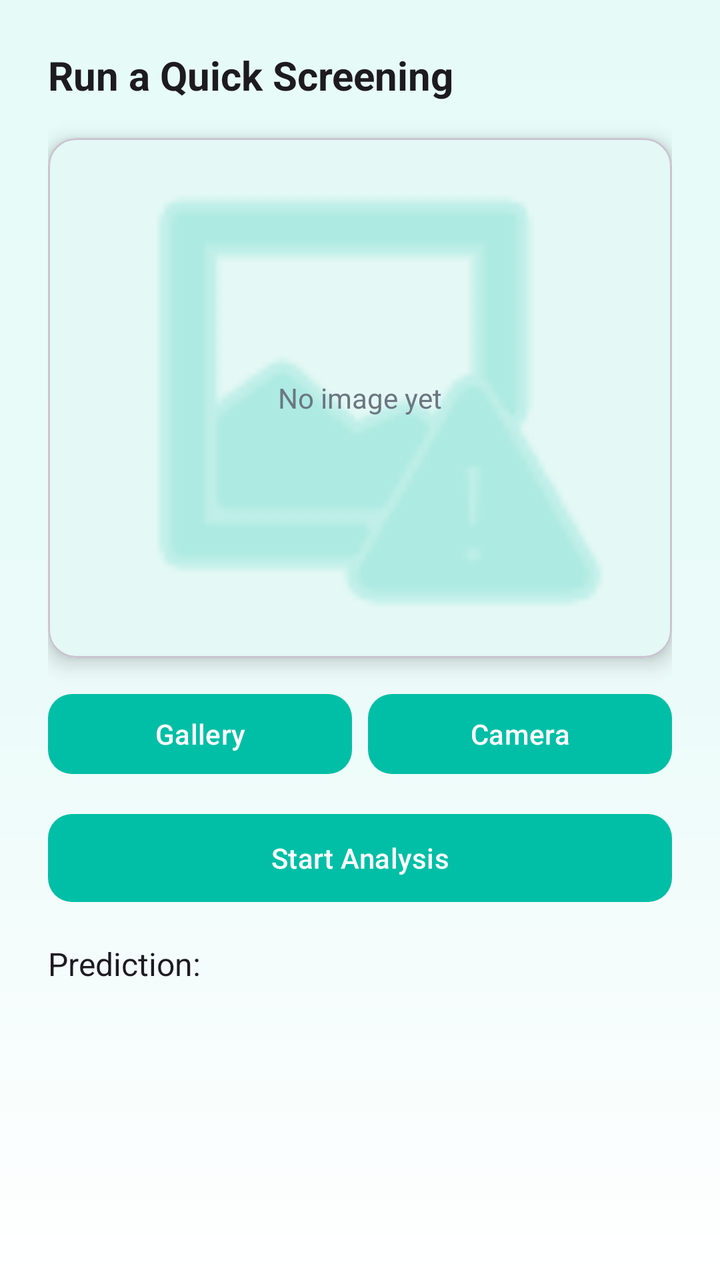
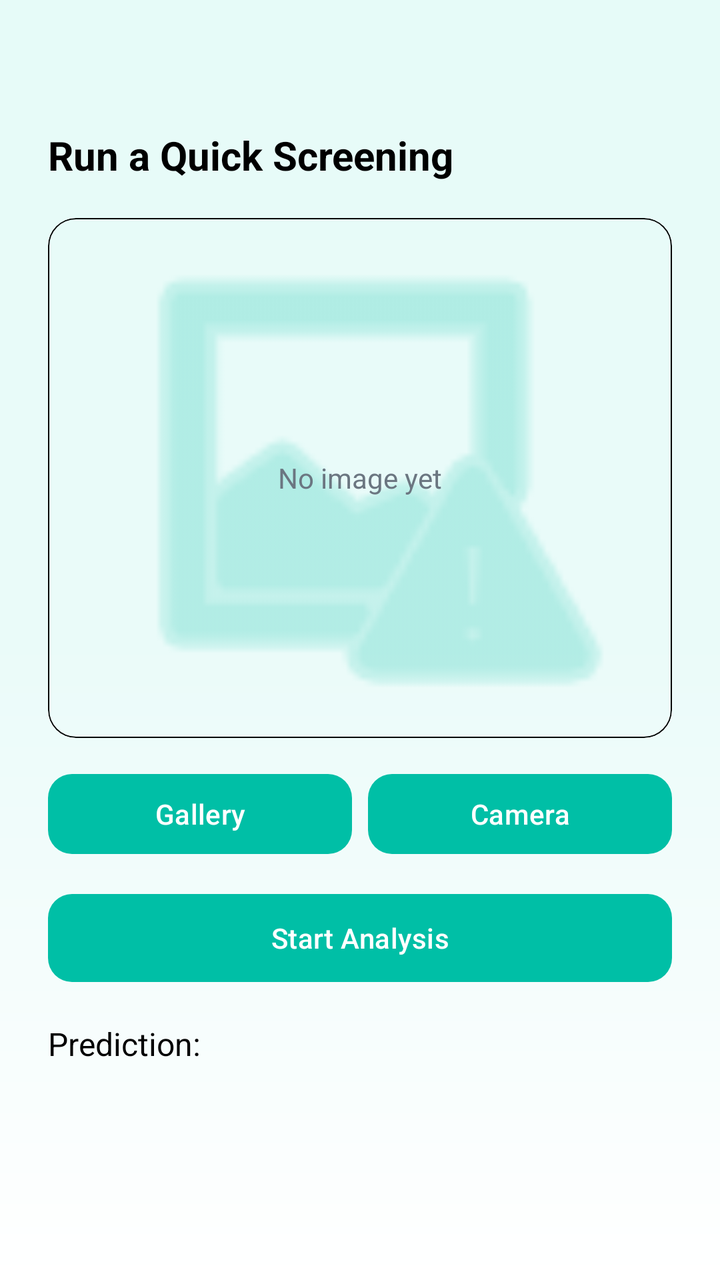

An Android layout rendered at two revisions. The XML below is the earlier revision; the diff shows what the commit changed to produce the second picture.
<!-- AndroidManifest.xml: application theme Theme.PneumoScan -->
<!-- res/layout/fragment_testing.xml -->
<?xml version="1.0" encoding="utf-8"?>
<androidx.constraintlayout.widget.ConstraintLayout xmlns:android="http://schemas.android.com/apk/res/android"
    xmlns:app="http://schemas.android.com/apk/res-auto"
    android:id="@+id/testing_root"
    android:layout_width="match_parent"
    android:layout_height="match_parent"
    android:background="@drawable/bg_gradient"
    android:padding="24dp">

    <TextView
        android:id="@+id/tvTestTitle"
        android:layout_width="0dp"
        android:layout_height="wrap_content"
        android:text="@string/run_screening"
        android:textColor="?attr/colorOnBackground"
        android:textSize="20sp"
        android:textStyle="bold"
        app:layout_constraintEnd_toEndOf="parent"
        app:layout_constraintStart_toStartOf="parent"
        app:layout_constraintTop_toTopOf="parent" />

    <com.google.android.material.card.MaterialCardView
        android:id="@+id/cardPreview"
        android:layout_width="0dp"
        android:layout_height="260dp"
        android:layout_marginTop="18dp"
        app:cardCornerRadius="14dp"
        app:cardElevation="6dp"
        app:layout_constraintEnd_toEndOf="parent"
        app:layout_constraintStart_toStartOf="parent"
        app:layout_constraintTop_toBottomOf="@id/tvTestTitle">

        <RelativeLayout
            android:layout_width="match_parent"
            android:layout_height="match_parent"
            android:padding="18dp">

            <ImageView
                android:id="@+id/previewImage"
                android:layout_width="match_parent"
                android:layout_height="match_parent"
                android:layout_centerInParent="true"
                android:alpha="0.4"
                android:contentDescription="@string/preview_image"
                android:scaleType="centerCrop"
                android:src="@android:drawable/ic_menu_report_image"
                app:tint="?attr/colorPrimary" />

            <TextView
                android:layout_width="wrap_content"
                android:layout_height="wrap_content"
                android:layout_centerInParent="true"
                android:layout_gravity="center"
                android:text="@string/no_image"
                android:textColor="@color/pneumo_muted" />
        </RelativeLayout>
    </com.google.android.material.card.MaterialCardView>

    <LinearLayout
        android:id="@+id/llButtons"
        android:layout_width="0dp"
        android:layout_height="wrap_content"
        android:layout_marginTop="14dp"
        android:orientation="horizontal"
        android:weightSum="2"
        app:layout_constraintEnd_toEndOf="parent"
        app:layout_constraintStart_toStartOf="parent"
        app:layout_constraintTop_toBottomOf="@id/cardPreview">

        <com.google.android.material.button.MaterialButton
            android:id="@+id/buttonSelectImage"
            android:layout_width="0dp"
            android:layout_height="48dp"
            android:layout_marginEnd="8dp"
            android:layout_weight="1"
            android:text="@string/gallery"
            android:textAllCaps="false"
            app:cornerRadius="12dp" />

        <com.google.android.material.button.MaterialButton
            android:id="@+id/buttonOpenCamera"
            android:layout_width="0dp"
            android:layout_height="48dp"
            android:layout_weight="1"
            android:text="@string/camera"
            android:textAllCaps="false"
            app:backgroundTint="?attr/colorPrimary"
            app:cornerRadius="12dp" />
    </LinearLayout>

    <com.google.android.material.button.MaterialButton
        android:id="@+id/buttonStartTest"
        android:layout_width="0dp"
        android:layout_height="52dp"
        android:layout_marginTop="12dp"
        android:text="@string/start_analysis"
        android:textAllCaps="false"
        app:backgroundTint="?attr/colorPrimary"
        app:cornerRadius="12dp"
        app:layout_constraintEnd_toEndOf="parent"
        app:layout_constraintStart_toStartOf="parent"
        app:layout_constraintTop_toBottomOf="@id/llButtons" />

    <ProgressBar
        android:id="@+id/progressBar"
        android:layout_width="48dp"
        android:layout_height="48dp"
        android:layout_marginTop="16dp"
        android:visibility="gone"
        app:layout_constraintEnd_toEndOf="parent"
        app:layout_constraintStart_toStartOf="parent"
        app:layout_constraintTop_toBottomOf="@id/buttonStartTest" />

    <TextView
        android:id="@+id/textViewResult"
        android:layout_width="0dp"
        android:layout_height="wrap_content"
        android:layout_marginTop="16dp"
        android:text="@string/prediction"
        android:textColor="?attr/colorOnBackground"
        android:textSize="16sp"
        app:layout_constraintEnd_toEndOf="parent"
        app:layout_constraintStart_toStartOf="parent"
        app:layout_constraintTop_toBottomOf="@id/progressBar" />
</androidx.constraintlayout.widget.ConstraintLayout>
<!-- resources referenced by this layout -->
<resources>
  <color name="pneumo_muted">#6B7681</color>
  <!-- drawable bg_gradient (drawable) -->
  <?xml version="1.0" encoding="utf-8"?>
  <shape xmlns:android="http://schemas.android.com/apk/res/android" android:shape="rectangle">
      <gradient
          android:startColor="#E6FBF8"
          android:centerColor="#EAFBF9"
          android:endColor="#FFFFFF"
          android:angle="270"/>
  </shape>
  <string name="camera">Camera</string>
  <string name="gallery">Gallery</string>
  <string name="no_image">No image yet</string>
  <string name="prediction">Prediction:</string>
  <string name="preview_image">Preview Image</string>
  <string name="run_screening">Run a Quick Screening</string>
  <string name="start_analysis">Start Analysis</string>
  <style name="Theme.PneumoScan" parent="Base.Theme.PneumoScan" />
  <style name="Base.Theme.PneumoScan" parent="Theme.Material3.DayNight.NoActionBar">
          
          <item name="colorPrimary">@color/pneumo_primary</item>
          <item name="colorPrimaryVariant">@color/pneumo_primary_variant</item>
          <item name="colorOnPrimary">@color/pneumo_onPrimary</item>
  
          
          <item name="colorSecondary">@color/pneumo_secondary</item>
          <item name="colorOnSecondary">@color/pneumo_onPrimary</item>
  
          
          <item name="android:colorBackground">@color/pneumo_background</item>
          <item name="colorSurface">@color/pneumo_surface</item>
          <item name="colorOnSurface">@color/pneumo_onSurface</item>
  
          
  
      </style>
  <color name="pneumo_primary">#00BFA6</color>
  <color name="pneumo_primary_variant">#0AA78F</color>
  <color name="pneumo_onPrimary">#FFFFFF</color>
  <color name="pneumo_secondary">#3A86FF</color>
  <color name="pneumo_background">#F7FCFB</color>
  <color name="pneumo_surface">#FFFFFF</color>
  <color name="pneumo_onSurface">#0F1720</color>
</resources>

<!-- the commit's change to res/layout/fragment_testing.xml (unified diff, before → after) -->
@@ -12,7 +12,8 @@
         android:layout_width="0dp"
         android:layout_height="wrap_content"
         android:text="@string/run_screening"
-        android:textColor="?attr/colorOnBackground"
+        android:textColor="@color/black"
+        android:paddingTop="40dp"
         android:textSize="20sp"
         android:textStyle="bold"
         app:layout_constraintEnd_toEndOf="parent"
@@ -25,7 +26,9 @@
         android:layout_height="260dp"
         android:layout_marginTop="18dp"
         app:cardCornerRadius="14dp"
-        app:cardElevation="6dp"
+        app:strokeColor="@color/black"
+        app:strokeWidth="0.5dp"
+        app:cardBackgroundColor="@android:color/transparent"
         app:layout_constraintEnd_toEndOf="parent"
         app:layout_constraintStart_toStartOf="parent"
         app:layout_constraintTop_toBottomOf="@id/tvTestTitle">
@@ -47,6 +50,7 @@
                 app:tint="?attr/colorPrimary" />
 
             <TextView
+                android:id="@+id/tvNoImage"
                 android:layout_width="wrap_content"
                 android:layout_height="wrap_content"
                 android:layout_centerInParent="true"
@@ -117,7 +121,7 @@
         android:layout_height="wrap_content"
         android:layout_marginTop="16dp"
         android:text="@string/prediction"
-        android:textColor="?attr/colorOnBackground"
+        android:textColor="@color/black"
         android:textSize="16sp"
         app:layout_constraintEnd_toEndOf="parent"
         app:layout_constraintStart_toStartOf="parent"
<!-- resource entries referenced after the edit -->
@@ -1,5 +1,6 @@
 <!-- resources referenced by this layout -->
 <resources>
+  <color name="black">#FF000000</color>
   <color name="pneumo_muted">#6B7681</color>
   <!-- drawable bg_gradient (drawable) -->
   <?xml version="1.0" encoding="utf-8"?>
